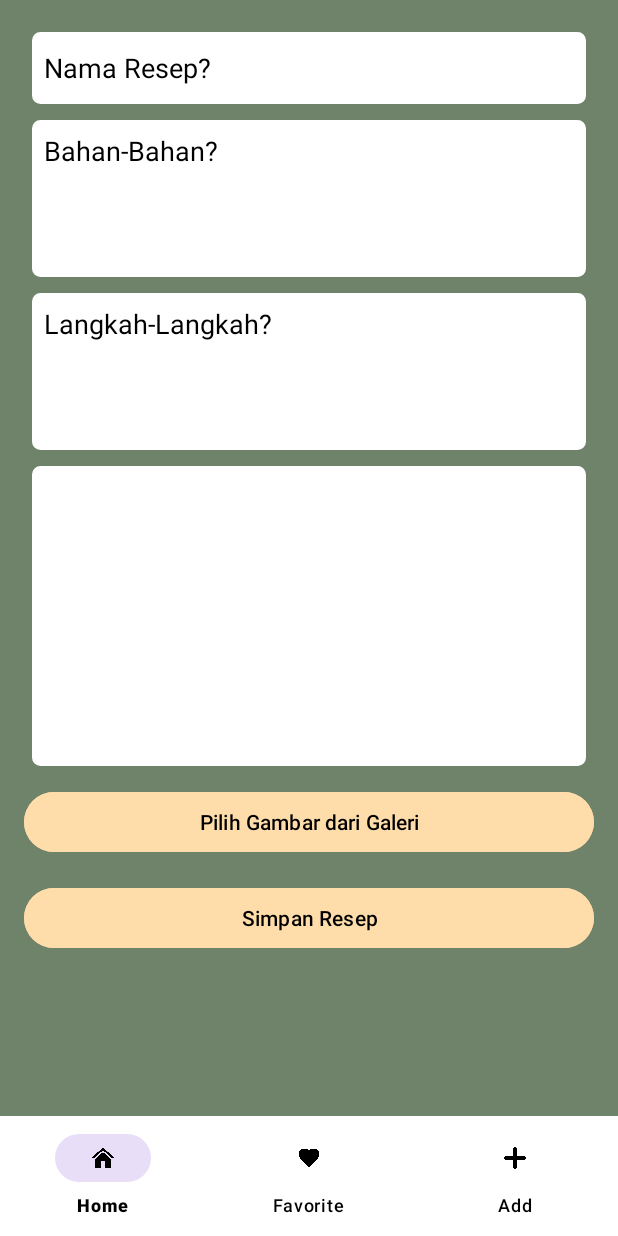
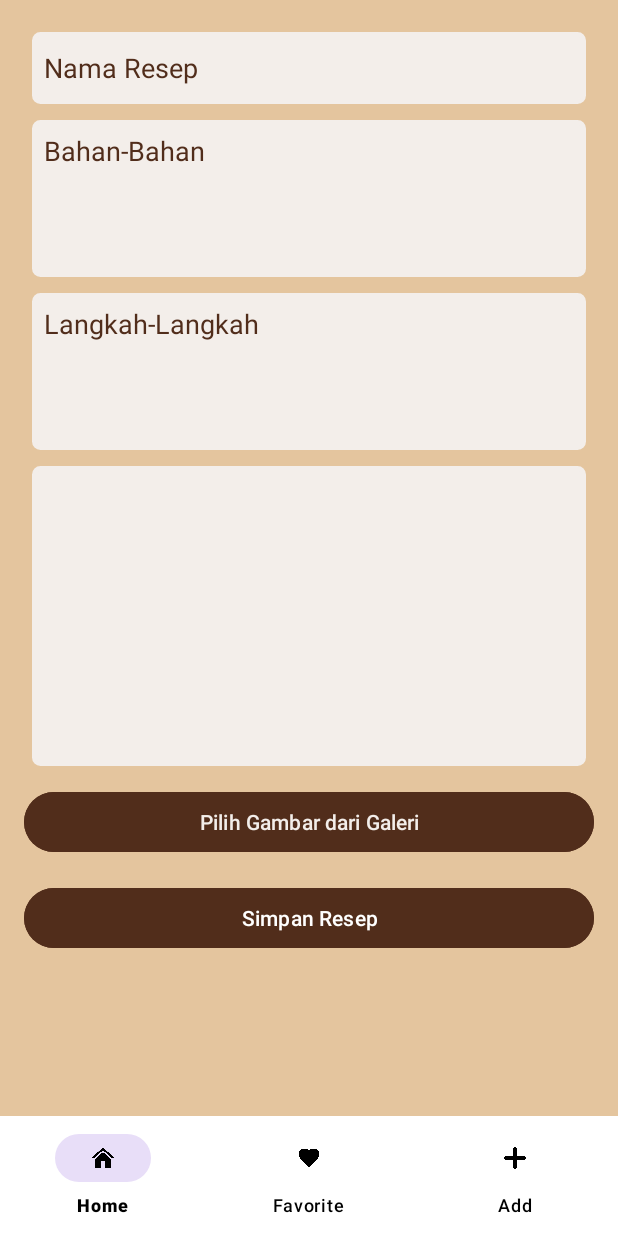
Before and after one commit to Idham2971/RecipeBook, an Android app: the layout activity_addrecipe.xml on its own in the app's theme, with its tools: preview values and no code run, on a phone screen of 412 x 824 dp. Run offline under Robolectric (Android 15) with nearby library versions, the phone set to English and light mode, and no system bars.

Commit message:
edit layout

```diff
--- a/app/src/main/res/layout/activity_addrecipe.xml
+++ b/app/src/main/res/layout/activity_addrecipe.xml
@@ -4,7 +4,7 @@
     xmlns:app="http://schemas.android.com/apk/res-auto"
     android:layout_width="match_parent"
     android:layout_height="match_parent"
-    android:background="@color/green">
+    android:background="@color/Krem">
 
     <!-- Konten Scroll -->
     <ScrollView
@@ -12,14 +12,14 @@
         android:layout_width="match_parent"
         android:layout_height="match_parent"
         android:layout_above="@id/bottom_navigation"
-        android:background="@color/green">
+        android:background="@color/Krem">
 
         <LinearLayout
             android:orientation="vertical"
             android:padding="16dp"
             android:layout_width="match_parent"
             android:layout_height="wrap_content"
-            android:background="@color/green">
+            android:background="@color/Krem">
 
             <EditText
                 android:id="@+id/recipeNameInput"
@@ -27,13 +27,13 @@
                 android:layout_width="match_parent"
                 android:layout_height="48dp"
                 android:autofillHints="name"
-                android:textColor="@color/white"
+                android:textColor="@color/BrokenWhite"
                 android:background="@drawable/edittext_border"
                 android:padding="8dp"
-                android:textColorHint="@color/black"
+                android:textColorHint="@color/Brown"
                 android:layout_margin="5dp"
                 android:inputType="text"
-                android:backgroundTint="@color/white"/>
+                android:backgroundTint="@color/BrokenWhite"/>
 
             <EditText
                 android:id="@+id/ingredientsInput"
@@ -47,8 +47,8 @@
                 android:padding="8dp"
                 android:layout_margin="5dp"
                 android:autofillHints=""
-                android:textColorHint="@color/black"
-                android:backgroundTint="@color/white"/>
+                android:textColorHint="@color/Brown"
+                android:backgroundTint="@color/BrokenWhite"/>
 
             <EditText
                 android:id="@+id/stepsInput"
@@ -62,8 +62,8 @@
                 android:padding="8dp"
                 android:layout_margin="5dp"
                 android:autofillHints=""
-                android:textColorHint="@color/black"
-                android:backgroundTint="@color/white"/>
+                android:textColorHint="@color/Brown"
+                android:backgroundTint="@color/BrokenWhite"/>
 
             <ImageView
                 android:id="@+id/recipeImagePreview"
@@ -74,7 +74,7 @@
                 android:background="@drawable/edittext_border"
                 android:contentDescription="@string/Preview"
                 android:layout_margin="5dp"
-                android:backgroundTint="@color/white"/>
+                android:backgroundTint="@color/BrokenWhite"/>
 
             <Button
                 android:id="@+id/selectImageButton"
@@ -82,8 +82,8 @@
                 android:layout_height="wrap_content"
                 android:text="@string/AmbilGambar"
                 android:layout_marginTop="8dp"
-                android:textColor="@color/black"
-                android:backgroundTint="@color/Pastel"/>
+                android:textColor="@color/BrokenWhite"
+                android:backgroundTint="@color/Brown"/>
 
             <Button
                 android:id="@+id/saveRecipeBtn"
@@ -92,8 +92,8 @@
                 android:layout_height="wrap_content"
                 android:text="@string/SaveRecipe"
                 android:padding="8dp"
-                android:textColor="@color/black"
-                android:backgroundTint="@color/Pastel"/>
+                android:textColor="@color/white"
+                android:backgroundTint="@color/Brown"/>
         </LinearLayout>
     </ScrollView>
 
--- a/app/src/main/res/layout/activity_main.xml
+++ b/app/src/main/res/layout/activity_main.xml
@@ -4,7 +4,7 @@
     xmlns:app="http://schemas.android.com/apk/res-auto"
     android:layout_width="match_parent"
     android:layout_height="match_parent"
-    android:backgroundTint="@color/green"
+    android:backgroundTint="@color/Brown"
     android:background="@drawable/edittext_border">
 
     <!-- Konten Utama -->
@@ -59,7 +59,7 @@
             android:layout_width="match_parent"
             android:layout_height="0dp"
             android:layout_weight="1"
-            android:backgroundTint="@color/Pastel"
+            android:backgroundTint="@color/Cream"
             android:background="@drawable/edittext_border"/>
     </LinearLayout>
 
--- a/app/src/main/res/layout/activity_recipe_detail.xml
+++ b/app/src/main/res/layout/activity_recipe_detail.xml
@@ -4,7 +4,7 @@
     xmlns:app="http://schemas.android.com/apk/res-auto"
     android:layout_width="match_parent"
     android:layout_height="match_parent"
-    android:backgroundTint="@color/green"
+    android:backgroundTint="@color/Brown"
     android:background="@drawable/edittext_border">
 
     <!-- Konten yang bisa di-scroll -->
@@ -19,7 +19,7 @@
             android:padding="2dp"
             android:layout_width="match_parent"
             android:layout_height="wrap_content"
-            android:backgroundTint="@color/green"
+            android:backgroundTint="@color/Brown"
             android:background="@drawable/edittext_border">
 
             <ImageView
--- a/app/src/main/res/values/colors.xml
+++ b/app/src/main/res/values/colors.xml
@@ -4,10 +4,12 @@
     <color name="white">#FFFFFFFF</color>
     <color name="green">#6F826A</color>
     <color name="lavaGrey">#393E46</color>
-    <color name="BrokenWhite">#CCCCCC</color>
+    <color name="BrokenWhite">#F3EEEA</color>
     <color name="DarkBlue">#0F4C75</color>
     <color name="Pastel">#FFDDAB</color>
-
+    <color name="Cream">#ffecbf</color>
+    <color name="Brown">#512d1b</color>
+    <color name="Krem">#E4C59E</color>
 
 
 </resources>
--- a/app/src/main/res/values/strings.xml
+++ b/app/src/main/res/values/strings.xml
@@ -7,9 +7,9 @@
     <string name="CreateAccount">Create Account?</string>
     <string name="Add">Add Recipe</string>
     <string name="RBL">Recipe Book Logo</string>
-    <string name="RecipeName">Nama Resep?</string>
-    <string name="Bahan">Bahan-Bahan?</string>
-    <string name="Langkah">Langkah-Langkah?</string>
+    <string name="RecipeName">Nama Resep</string>
+    <string name="Bahan">Bahan-Bahan</string>
+    <string name="Langkah">Langkah-Langkah</string>
     <string name="Preview">Preview Gambar</string>
     <string name="AmbilGambar">Pilih Gambar dari Galeri</string>
     <string name="SaveRecipe">Simpan Resep</string>
```
